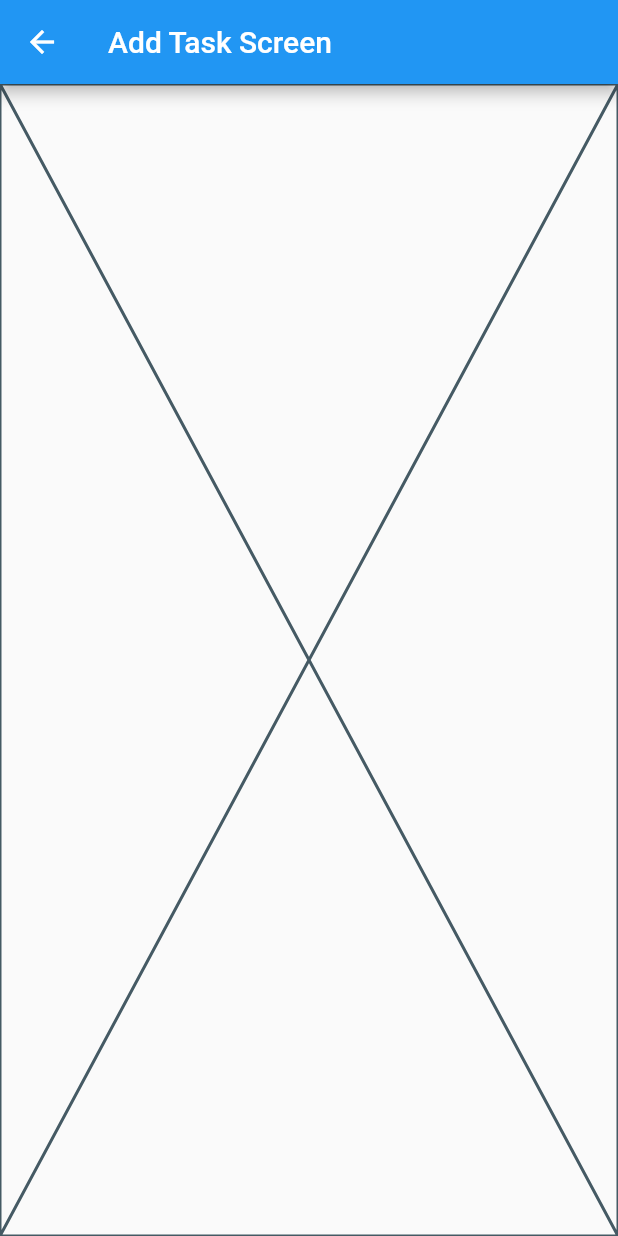
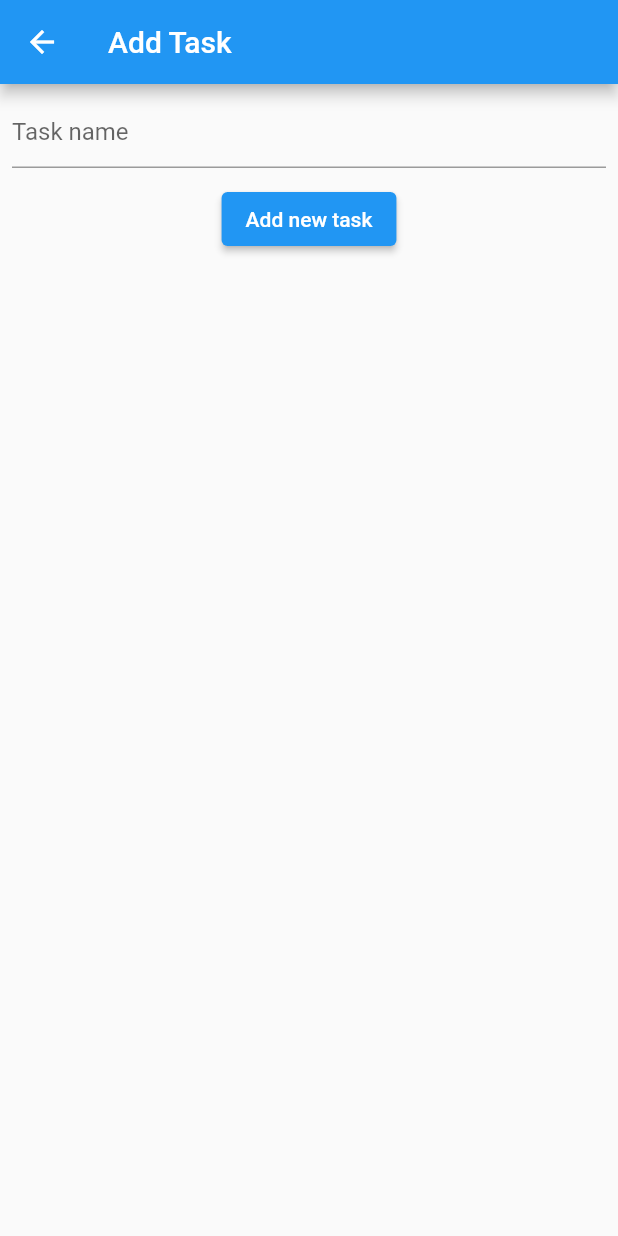
Before and after one commit to IdaDanuartha/todo-app-with-flutter, a Flutter app: the AddTaskScreen screen opened directly, on a phone screen of 412 x 824 dp. Run offline on Flutter 3.47's test engine with Material 2 defaults, Android fonts, the phone set to English and light mode, and no system bars.

Commit message:
add task screen

```diff
--- a/lib/screens/add_task_screen.dart
+++ b/lib/screens/add_task_screen.dart
@@ -1,20 +1,36 @@
 import 'package:flutter/material.dart';
+import 'package:todo_app_with_firebase/screens/task_list_screen.dart';
 
-class AddTaskScreen extends StatefulWidget {
+class AddTaskScreen extends StatelessWidget {
   const AddTaskScreen({super.key});
 
-  @override
-  State<AddTaskScreen> createState() => _AddTaskScreenState();
-}
-
-class _AddTaskScreenState extends State<AddTaskScreen> {
   @override
   Widget build(BuildContext context) {
     return Scaffold(
       appBar: AppBar(
-        title: const Text("Add Task Screen"),
+        title: Text("Add Task"),
       ),
-      body: const Placeholder(),
+      body: Padding(
+        padding: const EdgeInsets.all(8),
+        child: Column(
+          children: [
+            const TextField(
+              decoration: InputDecoration(
+                  hintText: 'Task name'
+              ),
+            ),
+            const SizedBox(height: 10,),
+            ElevatedButton(
+              onPressed: () {
+                Navigator.of(context).pushReplacement(MaterialPageRoute(builder: (context) {
+                  return const TaskListScreen();
+                }));
+              },
+              child: const Text('Add new task'),
+            ),
+          ],
+        ),
+      ),
     );
   }
 }
--- a/lib/screens/signup_screen.dart
+++ b/lib/screens/signup_screen.dart
@@ -46,7 +46,11 @@ class _SignupScreenState extends State<SignupScreen> {
             ),
             const SizedBox(height: 10,),
             ElevatedButton(
-              onPressed: () {},
+              onPressed: () {
+                Navigator.of(context).pushReplacement(MaterialPageRoute(builder: (context) {
+                  return const LoginScreen();
+                }));
+              },
               child: const Text('Create Account'),
             ),
             const SizedBox(height: 10,),
```
Also changed, not shown: lib/screens/login_screen.dart (+6 -1 lines), lib/screens/task_list_screen.dart (+19 -0 lines).
